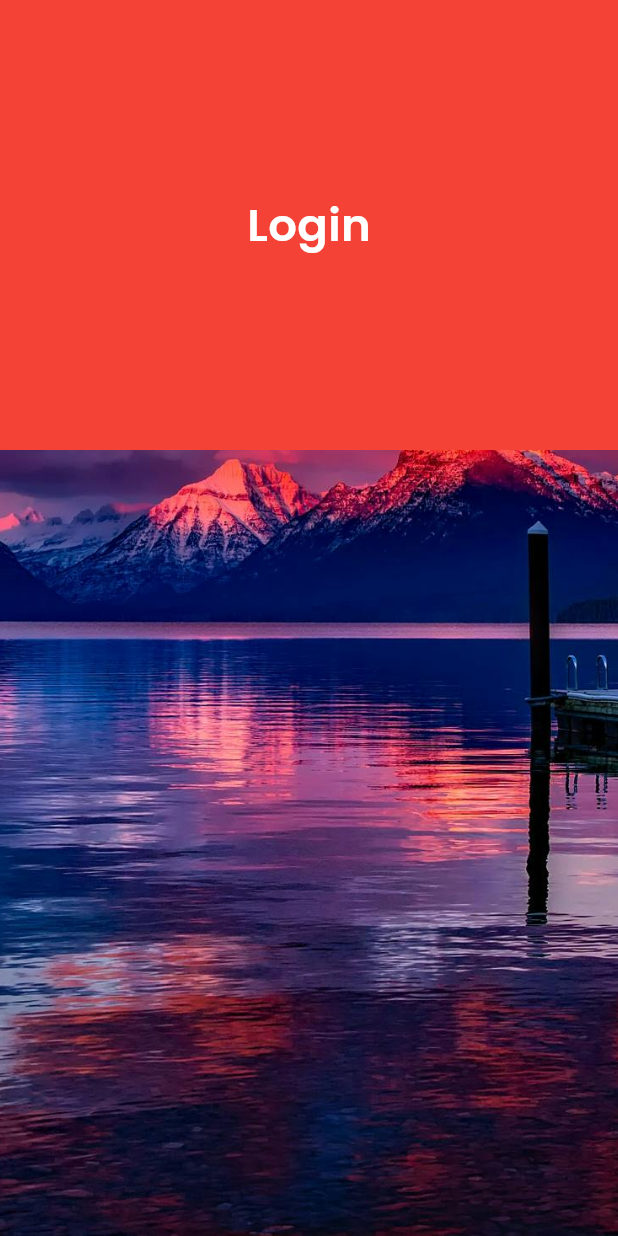
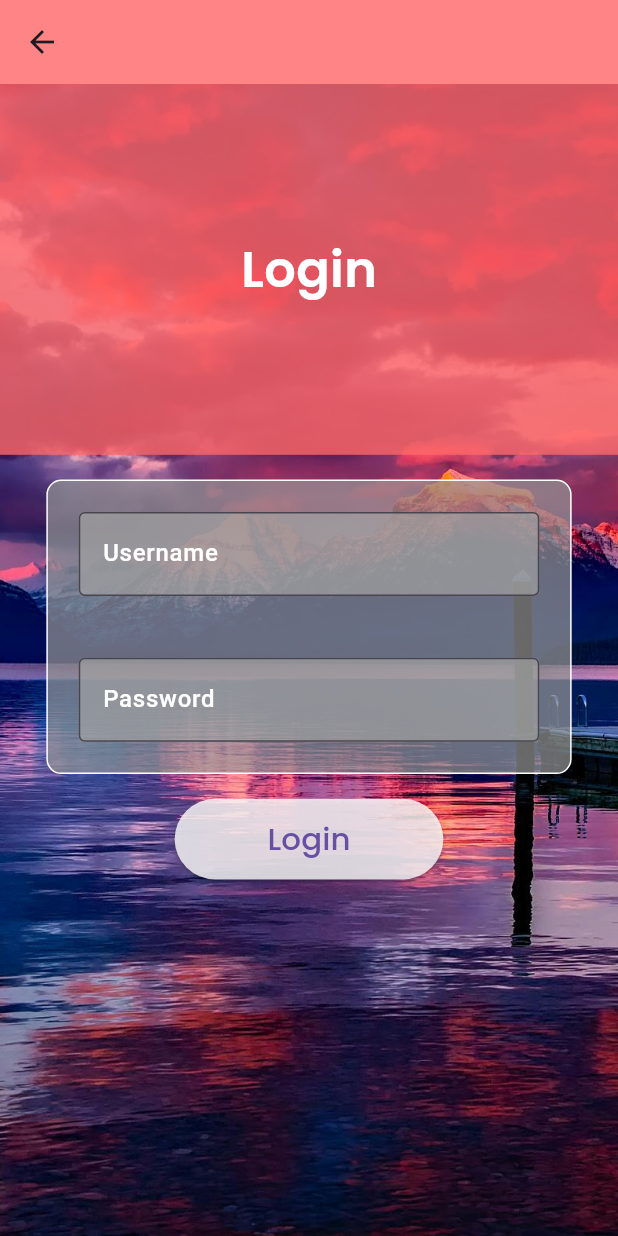
Before and after one commit to SohalSawardekar/Hotel_Booking_App, a Flutter app: the screen it shows after launch, after a tap on "Login", on a phone screen of 412 x 824 dp. Run offline on Flutter 3.47's test engine with Material 3 defaults, Android fonts, the phone set to English and light mode, and no system bars; our stand-ins replace google_fonts.

Commit message:
first commit

```diff
--- a/lib/screens/login.dart
+++ b/lib/screens/login.dart
@@ -1,4 +1,5 @@
 import 'package:flutter/material.dart';
+import 'package:flutter/widgets.dart';
 import 'package:google_fonts/google_fonts.dart';
 
 class Login extends StatefulWidget {
@@ -11,34 +12,114 @@ class Login extends StatefulWidget {
 class _LoginState extends State<Login> {
   @override
   Widget build(BuildContext context) {
+    // Get screen size
+    final screenHeight = MediaQuery.of(context).size.height;
+    final screenWidth = MediaQuery.of(context).size.width;
+
     return Scaffold(
+      appBar: AppBar(
+        backgroundColor: const Color.fromRGBO(255, 103, 103, 0.8),
+      ),
       body: SafeArea(
         child: Container(
-        height: double.maxFinite,
-        width: double.maxFinite,
+          height: double.infinity,
+          width: double.infinity,
           decoration: const BoxDecoration(
             image: DecorationImage(
               image: AssetImage("assets/images/pexels-pixabay-206359.jpg"),
-            fit: BoxFit
-                .cover, // or other options like BoxFit.fill, BoxFit.contain
+              fit: BoxFit.cover,
             ),
           ),
-        child: Column(children: [
+          child: Column(
+            children: [
               Container(
                 alignment: Alignment.center,
-            height: 300,
-            width: double.maxFinite,
-            decoration: BoxDecoration(color: Colors.red),
+                height: screenHeight * 0.3, // 40% of screen height
+                width: double.infinity,
+                decoration: const BoxDecoration(
+                  color: Color.fromRGBO(255, 103, 103, 0.8),
+                ),
                 child: Text(
                   "Login",
                   style: GoogleFonts.poppins(
                     fontWeight: FontWeight.w600,
-                  fontSize: 30,
+                    fontSize: screenHeight * 0.04, // 4% of screen height
+                    color: const Color.fromRGBO(255, 255, 255, 1),
+                  ),
+                ),
+              ),
+              // You can add more widgets below with similar responsive techniques
+              SizedBox(
+                height: screenHeight * 0.02,
+              ),
+              Container(
+                width: screenWidth * 0.85,
+                decoration: BoxDecoration(
+                    border: Border.all(
+                        color: const Color.fromRGBO(255, 255, 255, 1)),
+                    color: Color.fromRGBO(149, 149, 149, 0.698),
+                    borderRadius: BorderRadius.circular(10)),
+                child: Column(
+                  children: [
+                    Padding(
+                      padding: EdgeInsets.all(
+                          screenWidth * 0.05), // 5% of screen width
+                      child: const TextField(
+                        decoration: InputDecoration(
+                          filled: true,
+                          fillColor: Color.fromRGBO(162, 162, 162, 0.694),
+                          border: OutlineInputBorder(),
+                          labelStyle: TextStyle(
+                              fontWeight: FontWeight.w500,
                               color: Color.fromRGBO(255, 255, 255, 1)),
+                          labelText: 'Username',
                         ),
-          )
-        ]),
                       ),
-    ));
+                    ),
+                    Padding(
+                      padding: EdgeInsets.all(
+                          screenWidth * 0.05), // 5% of screen width
+                      child: const TextField(
+                        obscureText: true,
+                        decoration: InputDecoration(
+                          filled: true,
+                          fillColor: Color.fromRGBO(162, 162, 162, 0.694),
+                          border: OutlineInputBorder(),
+                          labelStyle: TextStyle(
+                              fontWeight: FontWeight.w500,
+                              color: Color.fromRGBO(255, 255, 255, 1)),
+                          labelText: 'Password',
+                        ),
+                      ),
+                    ),
+                  ],
+                ),
+              ),
+
+              SizedBox(
+                height: screenHeight * 0.02,
+              ),
+
+              ElevatedButton(
+                onPressed: () {},
+                style: ElevatedButton.styleFrom(
+                  padding: EdgeInsets.symmetric(
+                    vertical: screenHeight * 0.015, // 2% of screen height
+                    horizontal: screenWidth * 0.15, // 30% of screen width
+                  ),
+                  backgroundColor: const Color.fromRGBO(255, 255, 255, 0.8),
+                ),
+                child: Text(
+                  'Login',
+                  style: GoogleFonts.poppins(
+                    fontSize: screenHeight * 0.025, // 2.5% of screen height
+                  ),
+                ),
+              ),
+            ],
+          ),
+        ),
+      ),
+    );
   }
 }
```
Lines whose indentation alone changed are shown as unchanged.
